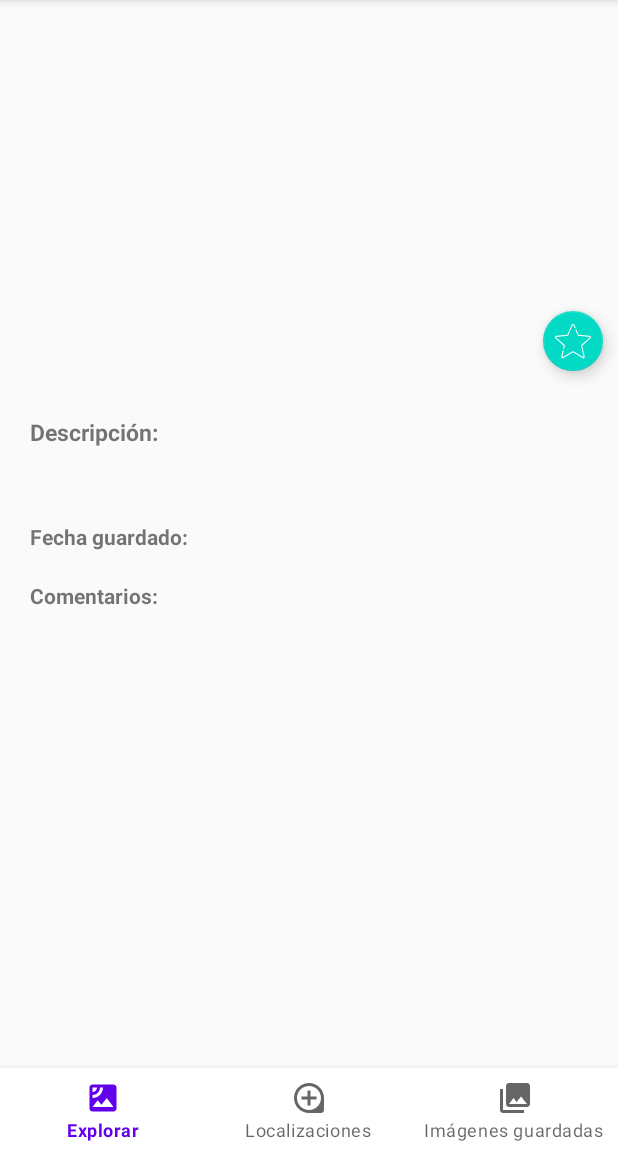
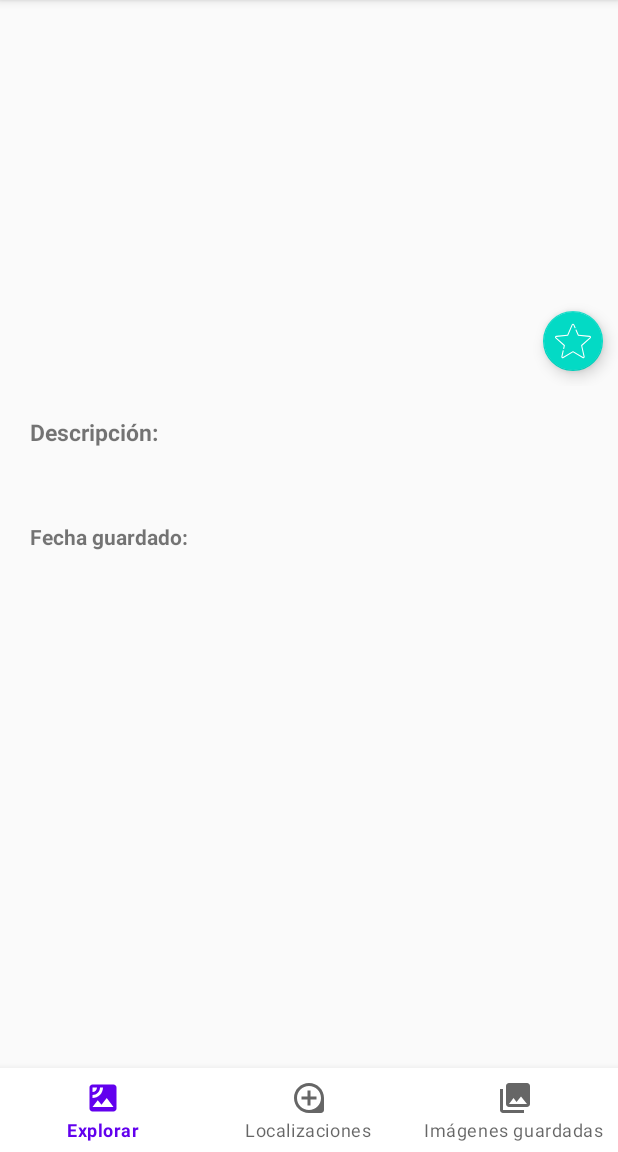
Before and after one commit to carlos-mg89/flickrgallery, an Android app: the fragment PhotoDetailsFragment placed in its activity, on a phone screen of 412 x 824 dp, the part 84-1236 px from its top. Run offline under Robolectric (Android 15) with nearby library versions, the phone set to English and light mode, and no system bars; our stand-ins replace Room's generated code, data binding; pictures from the network do not load; 7 statements that could not run were skipped.

Commit message:
Removed unused comments TextView

```diff
--- a/app/src/main/res/layout/photo_details_fragment.xml
+++ b/app/src/main/res/layout/photo_details_fragment.xml
@@ -90,33 +90,6 @@
 
             </LinearLayout>
 
-            <TextView
-                android:id="@+id/comments_label"
-                android:layout_width="wrap_content"
-                android:layout_height="wrap_content"
-                android:layout_marginTop="20dp"
-                android:text="@string/photo_details_comments"
-                android:textStyle="bold" />
-
-            <ScrollView
-                android:layout_width="match_parent"
-                android:layout_height="wrap_content">
-
-                <LinearLayout
-                    android:layout_width="match_parent"
-                    android:layout_height="wrap_content"
-                    android:orientation="vertical">
-
-                    <TextView
-                        android:id="@+id/comments_text"
-                        android:layout_width="match_parent"
-                        android:layout_height="match_parent"
-                        android:paddingTop="20dp"
-                        tools:text="@tools:sample/lorem/random"/>
-
-                </LinearLayout>
-            </ScrollView>
-
         </LinearLayout>
 
     </LinearLayout>
```
